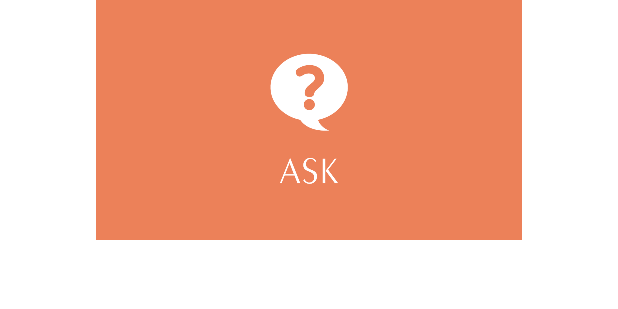
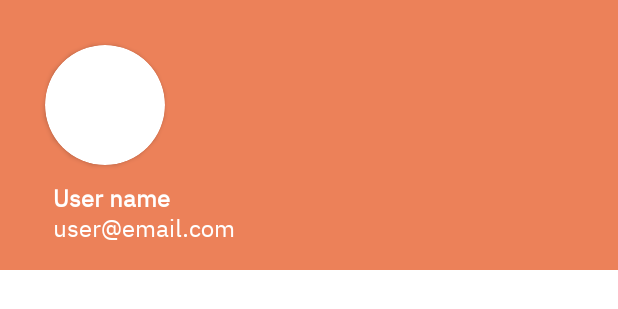
Before and after one commit to kaiyuenlam/Ask_and_Chat-Android_app, an Android app: the layout drawer_header.xml on its own in the app's theme, with its tools: preview values and no code run, on a phone screen of 412 x 824 dp. Shown: the top 309 px of the screen. Run offline under Robolectric (Android 15) with nearby library versions, the phone set to English and light mode, and no system bars.

Commit message:
Updated firebase database layout & drawer header

```diff
--- a/app/src/main/java/com/example/askchat/login/SignUpActivity.java
+++ b/app/src/main/java/com/example/askchat/login/SignUpActivity.java
@@ -116,7 +116,7 @@ public class SignUpActivity extends AppCompatActivity implements View.OnClickLis
                             User user = new User(userName, email);
                             Log.d(TAG, "Sign up successfully");
                             //Send user object to real time database
-                            FirebaseDatabase.getInstance().getReference()
+                            FirebaseDatabase.getInstance().getReference("Users")
                                     .child(FirebaseAuth.getInstance().getCurrentUser().getUid())
                                     .setValue(user).addOnCompleteListener(new OnCompleteListener<Void>() {
                                         @Override
--- a/app/src/main/res/layout/drawer_header.xml
+++ b/app/src/main/res/layout/drawer_header.xml
@@ -1,11 +1,53 @@
 <?xml version="1.0" encoding="utf-8"?>
 <RelativeLayout xmlns:android="http://schemas.android.com/apk/res/android"
     android:layout_width="match_parent"
-    android:layout_height="160dp">
+    android:layout_height="180dp"
+    xmlns:app="http://schemas.android.com/apk/res-auto">
 
     <ImageView
+        android:id="@+id/drawer_header_background"
         android:layout_width="match_parent"
         android:layout_height="match_parent"
-        android:src="@drawable/main_ask"/>
+        android:src="@color/logoColor"/>
+
+    <androidx.cardview.widget.CardView
+        android:id="@+id/drawer_header_cardview_UI"
+        android:layout_width="80dp"
+        android:layout_height="80dp"
+        app:cardCornerRadius="80dp"
+        android:layout_marginTop="30dp"
+        android:layout_marginLeft="30dp">
+
+        <ImageView
+            android:id="@+id/drawer_header_icon"
+            android:layout_width="match_parent"
+            android:layout_height="match_parent"/>
+
+    </androidx.cardview.widget.CardView>
+
+    <TextView
+        android:id="@+id/drawer_header_user_name"
+        android:layout_width="wrap_content"
+        android:layout_height="wrap_content"
+        android:text="User name"
+        android:layout_below="@id/drawer_header_cardview_UI"
+        android:layout_marginLeft="35dp"
+        android:layout_marginTop="10dp"
+        android:textColor="@color/white"
+        android:textStyle="bold"
+        android:fontFamily="@font/ibmplexsans_regular"
+        android:textSize="16sp"/>
+
+    <TextView
+        android:id="@+id/drawer_header_user_email"
+        android:layout_width="wrap_content"
+        android:layout_height="wrap_content"
+        android:text="user@email.com"
+        android:layout_below="@id/drawer_header_cardview_UI"
+        android:layout_marginLeft="35dp"
+        android:layout_marginTop="30dp"
+        android:fontFamily="@font/ibmplexsans_regular"
+        android:textSize="16sp"
+        android:textColor="@color/white"/>
 
 </RelativeLayout>
```
Also changed, not shown: app/src/main/java/com/example/askchat/MainActivity.java (+60 -1 lines), app/src/main/java/com/example/askchat/User.java (+16 -0 lines).
